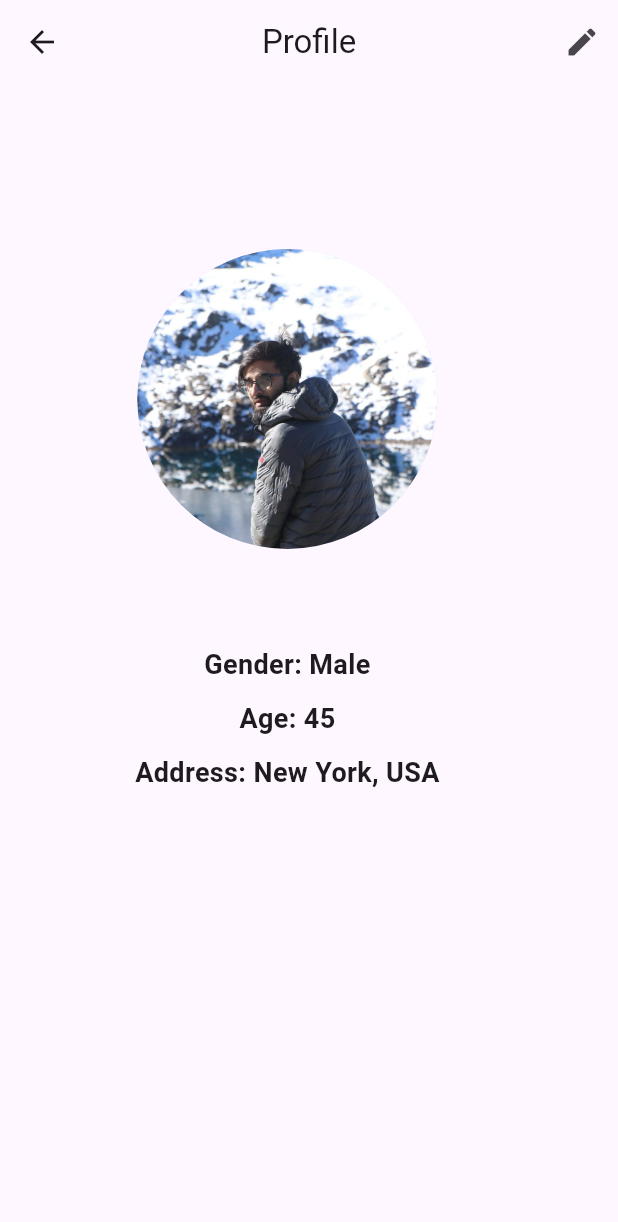
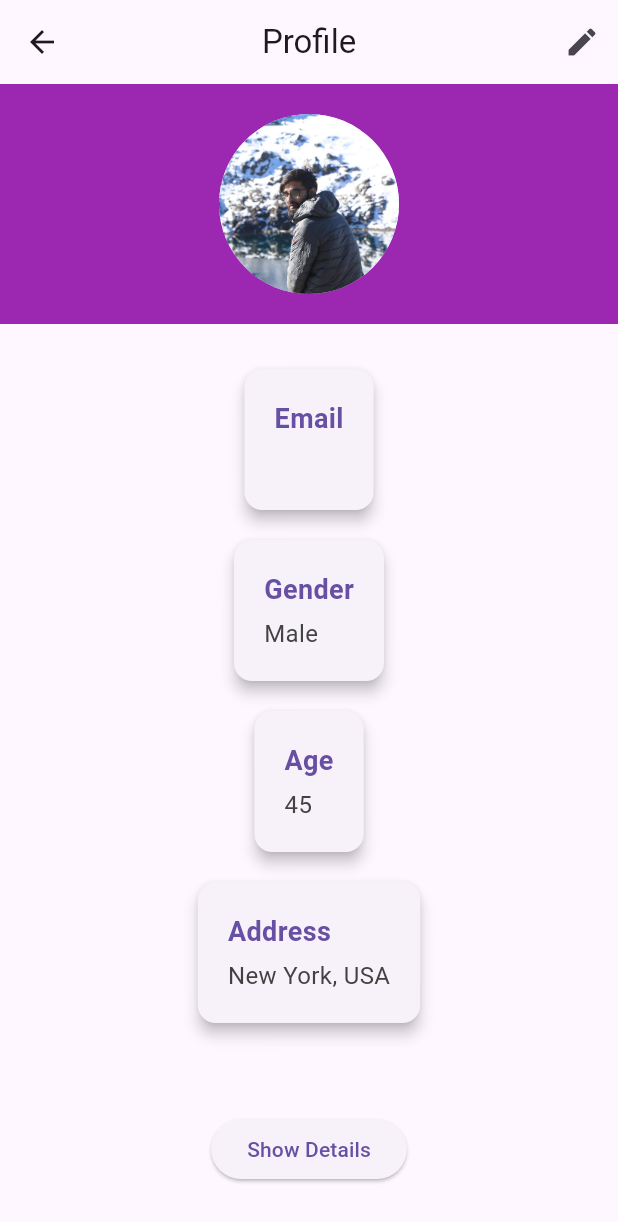
Before and after one commit to rojanparajuli/Social-app, a Flutter app: the Profile screen opened directly, on a phone screen of 412 x 824 dp. Shown: the top 1222 px of the screen. Run offline on Flutter 3.47's test engine with Material 3 defaults, Android fonts, the light colour scheme and no system bars; our stand-ins replace cloud_firestore, firebase_auth, firebase_core, geocoding, geolocator, get and 3 more; accounts and stored records are empty.

Commit message:
first commit

```diff
--- a/lib/screen/profile/profile_screen.dart
+++ b/lib/screen/profile/profile_screen.dart
@@ -3,7 +3,8 @@ import 'package:flutter/material.dart';
 
 class Profile extends StatelessWidget {
   final FirebaseAuth firebaseAuth = FirebaseAuth.instance;
-  Profile({super.key});
+
+  Profile({Key? key}) : super(key: key);
 
   @override
   Widget build(BuildContext context) {
@@ -14,67 +15,112 @@ class Profile extends StatelessWidget {
         actions: [
           IconButton(
             onPressed: () {
-
+              // Handle edit button press
             },
             icon: const Icon(Icons.edit),
           ),
         ],
       ),
-      body:  SingleChildScrollView(
-        padding: const EdgeInsets.all(90),
+      body: SingleChildScrollView(
         child: Column(
           crossAxisAlignment: CrossAxisAlignment.center,
           children: [
-            const SizedBox(
-              height: 20,
-            ),
-            const CircleAvatar(
-              radius: 100,
+            Container(
+              color: Colors.purple,
+              padding: const EdgeInsets.all(20),
+              child: const Center(
+                child: CircleAvatar(
+                  radius: 60,
                   backgroundImage: AssetImage('assets/prayash.jpg'),
                 ),
-            const SizedBox(
-              height: 20,
               ),
-            Text(
-              firebaseAuth.currentUser!.email ?? '',
-              style: const TextStyle(
-                fontSize: 24,
-                color: Colors.pink,
+            ),
+            const SizedBox(height: 20),
+            _buildProfileInfoCard(
+              context,
+              title: 'Email',
+              value: firebaseAuth.currentUser!.email ?? '',
+            ),
+            _buildProfileInfoCard(
+              context,
+              title: 'Gender',
+              value: 'Male',
+            ),
+            _buildProfileInfoCard(
+              context,
+              title: 'Age',
+              value: '45',
+            ),
+            _buildProfileInfoCard(
+              context,
+              title: 'Address',
+              value: 'New York, USA',
+            ),
+            const SizedBox(height: 50),
+            ElevatedButton(
+              onPressed: () {
+                showModalBottomSheet(
+                  context: context,
+                  builder: (BuildContext context) {
+                    return Container(
+                      padding: const EdgeInsets.all(20),
+                      child: Column(
+                        mainAxisSize: MainAxisSize.min,
+                        crossAxisAlignment: CrossAxisAlignment.start,
+                        children: [
+                          const Text(
+                            'User Details',
+                            style: TextStyle(
+                              fontSize: 20,
                               fontWeight: FontWeight.bold,
                             ),
                           ),
-            const SizedBox(
-              height: 10,
+                          const SizedBox(height: 10),
+                          Text('Email: ${firebaseAuth.currentUser!.email ?? ''}'),
+                          const SizedBox(height: 10),
+                          const Text('Gender: Male'),
+                          const SizedBox(height: 10),
+                          const Text('Age: 45'),
+                          const SizedBox(height: 10),
+                          const Text('Address: New York, USA'),
+                        ],
                       ),
-            const Text(
-              'Gender: Male',
+                    );
+                  },
+                );
+              },
+              child: const Text('Show Details'),
+            ),
+          ],
+        ),
+      ),
+    );
+  }
+
+  Widget _buildProfileInfoCard(BuildContext context, {required String title, required String value}) {
+    return Card(
+      elevation: 4,
+      margin: const EdgeInsets.symmetric(horizontal: 20, vertical: 10),
+      child: Padding(
+        padding: const EdgeInsets.all(20),
+        child: Column(
+          crossAxisAlignment: CrossAxisAlignment.start,
+          children: [
+            Text(
+              title,
               style: TextStyle(
                 fontSize: 18,
                 fontWeight: FontWeight.bold,
+                color: Theme.of(context).primaryColor,
               ),
             ),
-            const SizedBox(
-              height: 10,
+            const SizedBox(height: 5),
+            Text(
+              value,
+              style: TextStyle(
+                fontSize: 16,
+                color: Colors.grey[800],
               ),
-            const Text(
-              'Age: 45',
-              style: TextStyle(
-                fontSize: 18,
-                fontWeight: FontWeight.bold,
-              ),
-            ),
-            const SizedBox(
-              height: 10,
-            ),
-            const Text(
-              'Address: New York, USA',
-              style: TextStyle(
-                fontSize: 18,
-                fontWeight: FontWeight.bold,
-              ),
-            ),
-            const SizedBox(
-              height: 50,
             ),
           ],
         ),
```
Also changed, not shown: lib/screen/chat/inbox.dart (+6 -3 lines), lib/screen/login/sign-up/login.dart (+55 -5 lines), assets/new logo(1).png (added), assets/new logo.png. Lines whose indentation alone changed are shown as unchanged.
